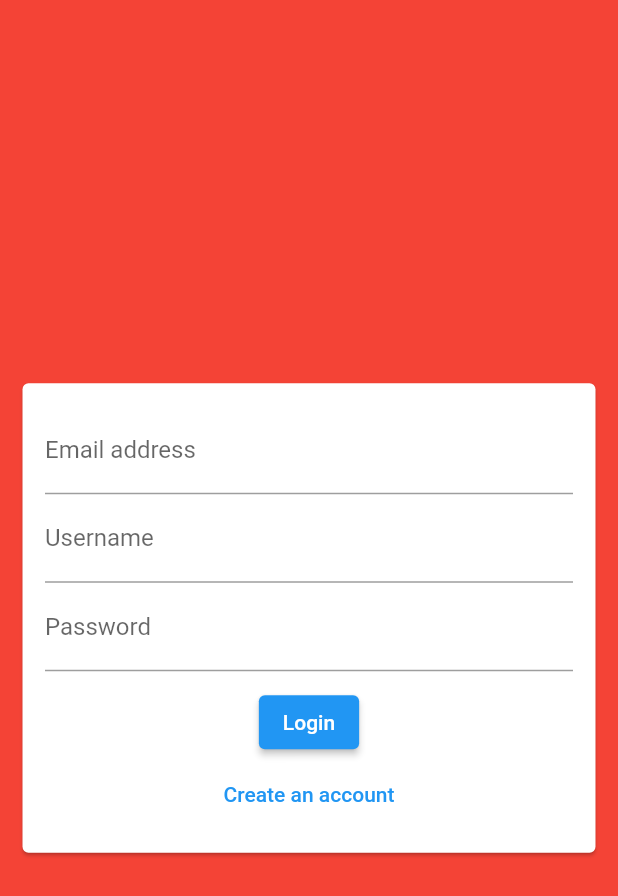
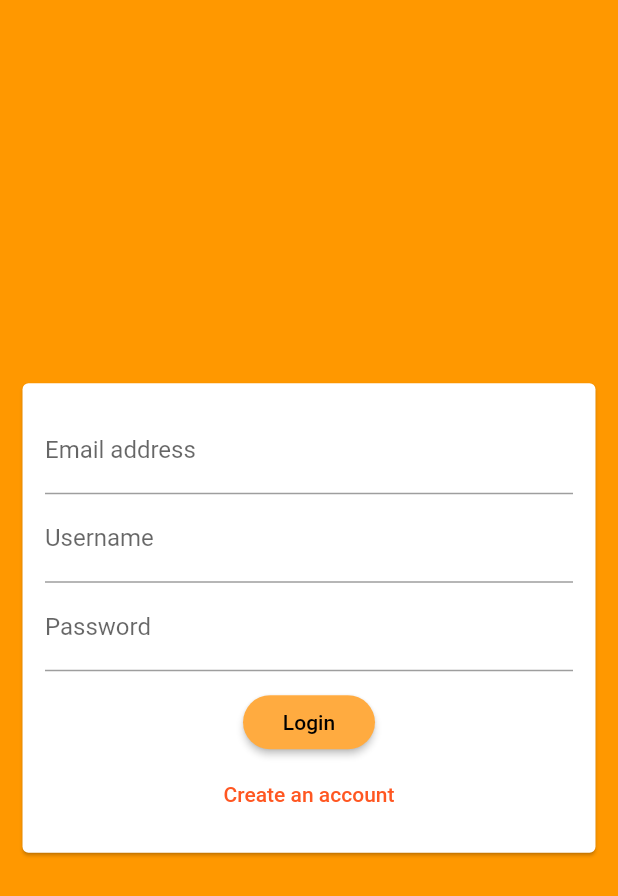
Before and after one commit to Charizard17/chat_app_flutter, a Flutter app: the screen it shows after launch, on a phone screen of 412 x 824 dp. Shown: the top 896 px of the screen. Run offline on Flutter 3.47's test engine with Material 2 defaults, Android fonts, the phone set to English and light mode, and no system bars; our stand-ins replace cloud_firestore, firebase_core; accounts and stored records are empty.

```diff
--- a/lib/main.dart
+++ b/lib/main.dart
@@ -16,8 +16,18 @@ class MyApp extends StatelessWidget {
     return MaterialApp(
       title: 'Flutter Chat',
       theme: ThemeData(
-        primaryColor: Colors.red,
-        accentColor: Colors.yellow,
+        primarySwatch: Colors.deepOrange,
+        backgroundColor: Colors.grey,
+        primaryColor: Colors.orange,
+        accentColor: Colors.indigoAccent,
+        accentColorBrightness: Brightness.dark,
+        buttonTheme: ButtonTheme.of(context).copyWith(
+          buttonColor: Colors.orangeAccent,
+          textTheme: ButtonTextTheme.primary,
+          shape: RoundedRectangleBorder(
+            borderRadius: BorderRadius.circular(20),
+          ),
+        ),
       ),
       home: AuthScreen(),
     );
--- a/lib/widgets/auth_form.dart
+++ b/lib/widgets/auth_form.dart
@@ -35,7 +35,7 @@ class _AuthFormState extends State<AuthForm> {
                   obscureText: true,
                 ),
                 SizedBox(height: 10),
-                ElevatedButton(
+                RaisedButton(
                   child: Text('Login'),
                   onPressed: () {},
                 ),
```
